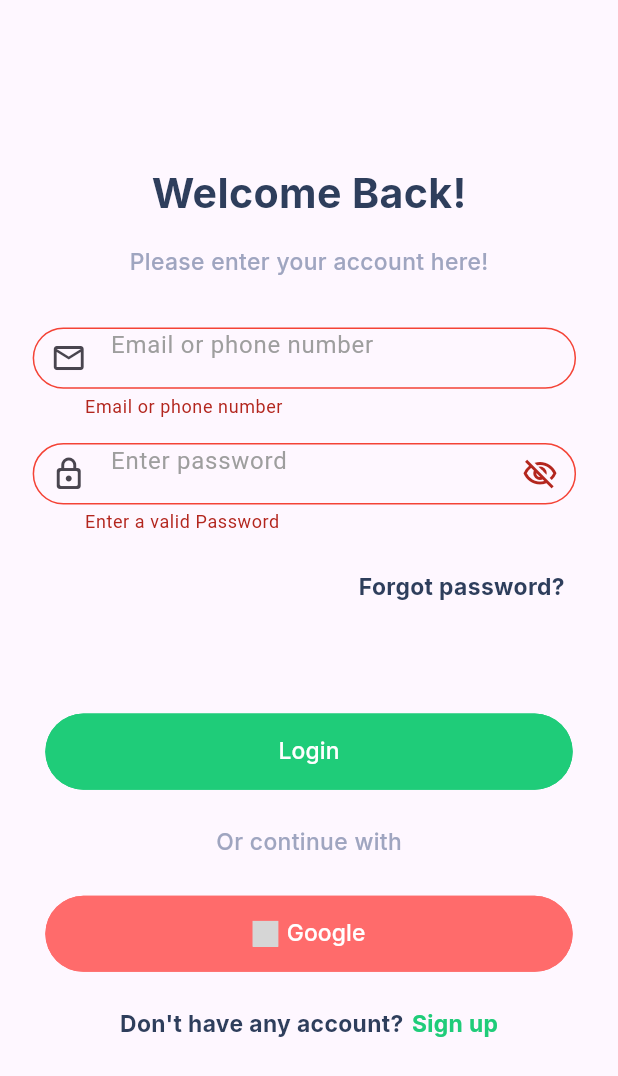
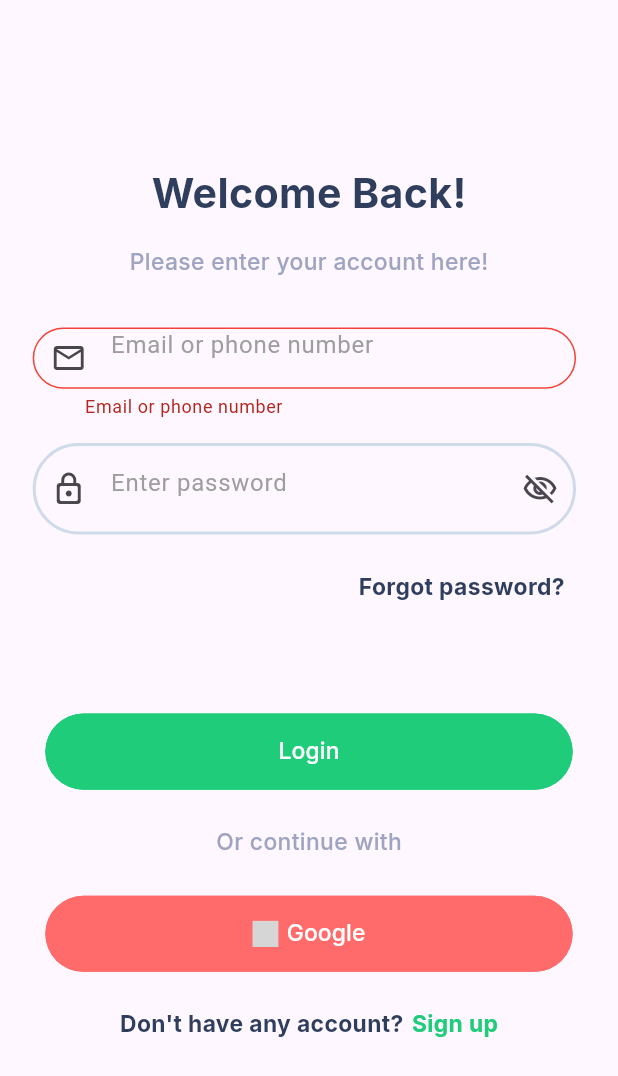
Before and after one commit to tamremariam/flutter_etechtest, a Flutter app: the screen it shows after launch, after a tap on "Login", on a phone screen of 412 x 824 dp. Shown: the top 1076 px of the screen. Run offline on Flutter 3.47's test engine with Material 3 defaults, Android fonts, the phone set to English and light mode, and no system bars; our stand-ins replace bloc, cached_network_image, dio, equatable, flutter_bloc, flutter_screenutil and 4 more; missing offline and left inert: iconify_flutter; generated files the repository leaves out were written again; grey boxes are pictures that could not be loaded.

```diff
--- a/lib/features/authentication/presentation/pages/login/login_page.dart
+++ b/lib/features/authentication/presentation/pages/login/login_page.dart
@@ -38,7 +38,7 @@ class LoginPage extends StatelessWidget {
           if (state is LoginSuccessfulState) {
             SnackBarUtils.showSnackBar(context, message: state.token);
             ProgressDialogUtils.hideProgressDialog();
-            context.go("/home");
+            context.go("/landing");
           }
         },
         child: Center(
@@ -107,10 +107,10 @@ class LoginPage extends StatelessWidget {
                         keyboardType: TextInputType.visiblePassword,
                         obscureText: !isPasswordVisible,
                         onChanged: (text) {},
-                        validator: (value) => isValidPassword(value,
-                                isRequired: true)
-                            ? null
-                            : AppLocalizations.of(context)!.enterValidPassword,
+                        // validator: (value) => isValidPassword(value,
+                        //         isRequired: true)
+                        //     ? null
+                        //     : AppLocalizations.of(context)!.enterValidPassword,
                         suffixIcon: isPasswordVisible
                             ? Icons.visibility
                             : Icons.visibility_off_outlined,
@@ -145,7 +145,7 @@ class LoginPage extends StatelessWidget {
                     if (formKey.currentState?.validate() ?? false) {
                       context.read<LoginBloc>().add(
                           LoninSendUserNameAndPasswordEvent(
-                              "eve.holt@reqres.in", "cityslicka"));
+                              emailController.text, passwordController.text));
                     }
                   },
                   borderRadius: 40,
--- a/lib/features/authentication/presentation/pages/signup/signup_page.dart
+++ b/lib/features/authentication/presentation/pages/signup/signup_page.dart
@@ -45,7 +45,7 @@ class _SignupPageState extends State<SignupPage> {
           if (state is SignupSuccessfulState) {
             SnackBarUtils.showSnackBar(context, message: state.token);
             ProgressDialogUtils.hideProgressDialog();
-            context.go("/home");
+            context.go("/landing");
           }
         },
         child: Center(
```
